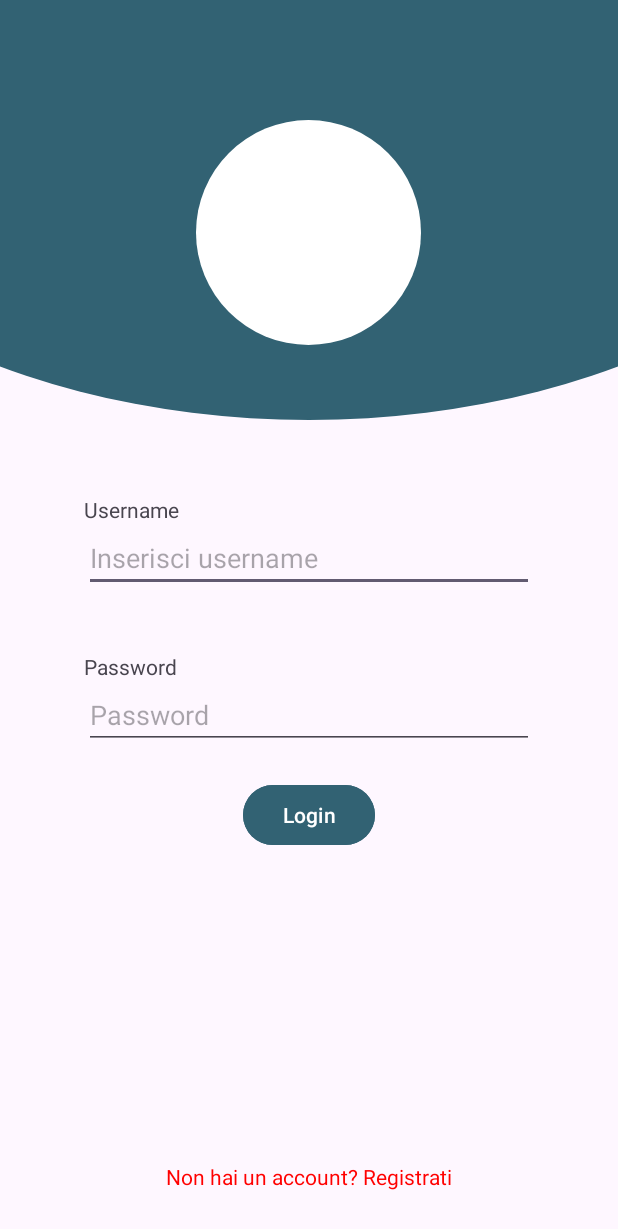
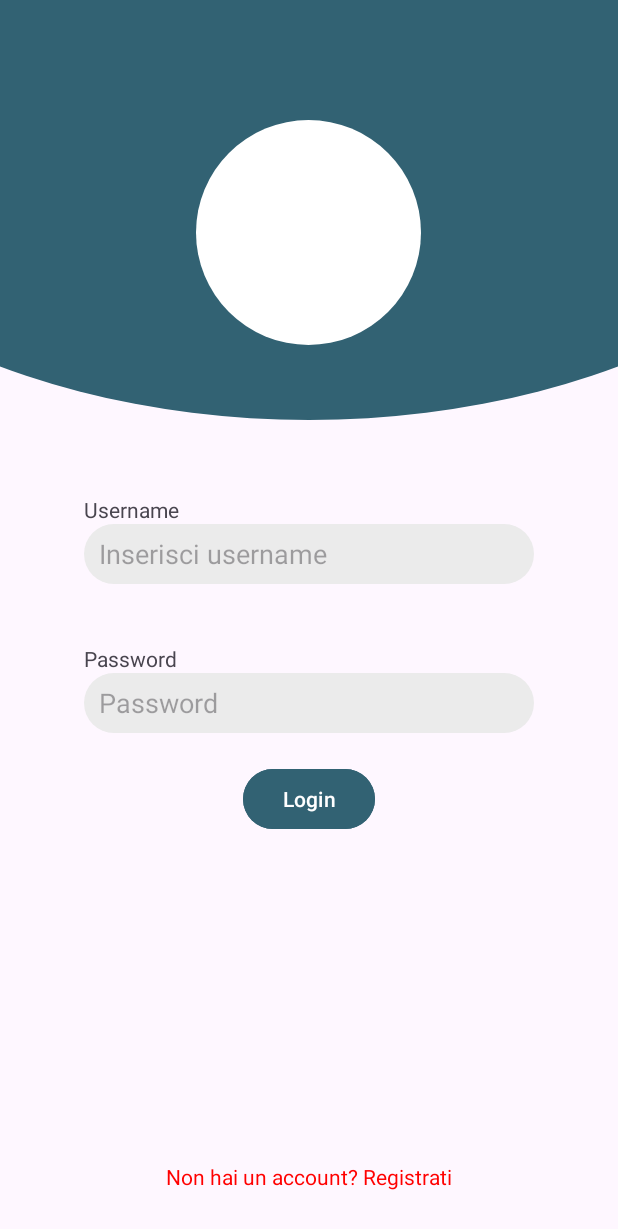
Before and after one commit to Tommiconlai/AppPet, an Android app: the screen it shows after launch (LoginActivity), on a phone screen of 412 x 824 dp. Shown: the top 1229 px of the screen. Run offline under Robolectric (Android 15) with nearby library versions, the light colour scheme and no system bars.

Commit message:
aggiunto background agli edit text

```diff
--- /dev/null
+++ b/Android/app/src/main/res/drawable/edit_text_background.xml
@@ -0,0 +1,10 @@
+<?xml version="1.0" encoding="utf-8"?>
+<shape xmlns:android="http://schemas.android.com/apk/res/android"
+    android:shape="rectangle">
+
+    <solid
+        android:color="@color/sfondo_search"/>
+
+    <corners
+        android:radius="50dp"/>
+</shape>
--- a/Android/app/src/main/res/layout/activity_login.xml
+++ b/Android/app/src/main/res/layout/activity_login.xml
@@ -48,8 +48,10 @@
         <EditText
             android:id="@+id/usernameEditTxt"
             android:layout_width="300dp"
-            android:layout_height="wrap_content"
+            android:layout_height="40dp"
+            android:paddingLeft="10dp"
             android:hint="Inserisci username"
+            android:background="@drawable/edit_text_background"
             android:layout_marginBottom="40dp"/>
 
         <TextView
@@ -61,8 +63,10 @@
         <EditText
             android:id="@+id/passwordEditTxt"
             android:layout_width="300dp"
-            android:layout_height="wrap_content"
+            android:layout_height="40dp"
             android:hint="Password"
+            android:paddingLeft="10dp"
+            android:background="@drawable/edit_text_background"
             android:layout_marginBottom="20dp"/>
 
         <Button
--- a/Android/app/src/main/res/values/colors.xml
+++ b/Android/app/src/main/res/values/colors.xml
@@ -2,5 +2,6 @@
 <resources>
     <color name="black">#FF000000</color>
     <color name="white">#FFFFFFFF</color>
+    <color name="sfondo_search">#EBEBEB</color>
     <color name="Blu_base">#326273</color>
 </resources>
```
